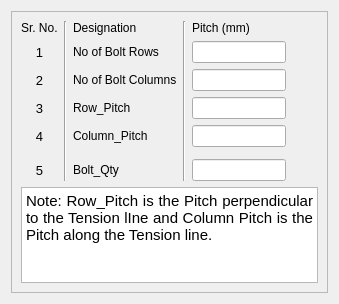
The window that Tension/ui_boltdetails.ui (swa2028/Osdag3) describes before a commit, drawn with Qt 5.
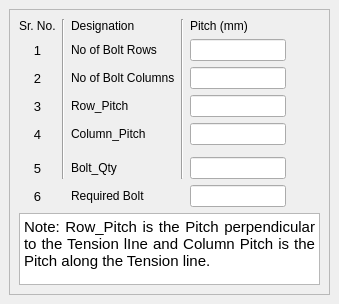
The same window after the commit.

Commit message: bolt arrangement revised

What changed in the file:
```diff
--- a/Tension/ui_boltdetails.ui
+++ b/Tension/ui_boltdetails.ui
@@ -24,9 +24,15 @@
   <property name="windowTitle">
    <string>Bolt Detail</string>
   </property>
-  <layout class="QGridLayout" name="gridLayout">
-   <item row="0" column="0">
     <widget class="QScrollArea" name="scrollArea">
+   <property name="geometry">
+    <rect>
+     <x>9</x>
+     <y>9</y>
+     <width>321</width>
+     <height>286</height>
+    </rect>
+   </property>
      <property name="widgetResizable">
       <bool>true</bool>
      </property>
@@ -40,7 +46,7 @@
        </rect>
       </property>
       <layout class="QGridLayout" name="gridLayout_2">
-       <item row="7" column="0" colspan="6">
+     <item row="8" column="0" colspan="6">
         <widget class="QTextEdit" name="textEdit">
          <property name="html">
           <string>&lt;!DOCTYPE HTML PUBLIC &quot;-//W3C//DTD HTML 4.0//EN&quot; &quot;http://www.w3.org/TR/REC-html40/strict.dtd&quot;&gt;
@@ -388,11 +394,64 @@
          </property>
         </widget>
        </item>
-      </layout>
-     </widget>
-    </widget>
-   </item>
-  </layout>
+     <item row="7" column="0">
+      <widget class="QLabel" name="lbl_mem2_5">
+       <property name="font">
+        <font>
+         <family>Arial</family>
+         <pointsize>10</pointsize>
+        </font>
+       </property>
+       <property name="text">
+        <string>6</string>
+       </property>
+       <property name="alignment">
+        <set>Qt::AlignCenter</set>
+       </property>
+      </widget>
+     </item>
+     <item row="7" column="2">
+      <widget class="QLabel" name="lbl_8">
+       <property name="font">
+        <font>
+         <family>Arial</family>
+         <pointsize>9</pointsize>
+        </font>
+       </property>
+       <property name="text">
+        <string>Required Bolt</string>
+       </property>
+      </widget>
+     </item>
+     <item row="7" column="4">
+      <widget class="QLineEdit" name="txt_req_bolt">
+       <property name="font">
+        <font>
+         <family>Arial</family>
+         <pointsize>9</pointsize>
+        </font>
+       </property>
+       <property name="readOnly">
+        <bool>true</bool>
+       </property>
+      </widget>
+     </item>
+     <item row="7" column="5">
+      <spacer name="horizontalSpacer_8">
+       <property name="orientation">
+        <enum>Qt::Horizontal</enum>
+       </property>
+       <property name="sizeHint" stdset="0">
+        <size>
+         <width>40</width>
+         <height>13</height>
+        </size>
+       </property>
+      </spacer>
+     </item>
+    </layout>
+   </widget>
+  </widget>
  </widget>
  <resources>
   <include location="ResourceFiles/icons.qrc"/>
```
Lines whose indentation alone changed are shown as unchanged. The commit also changes 8 other files.
